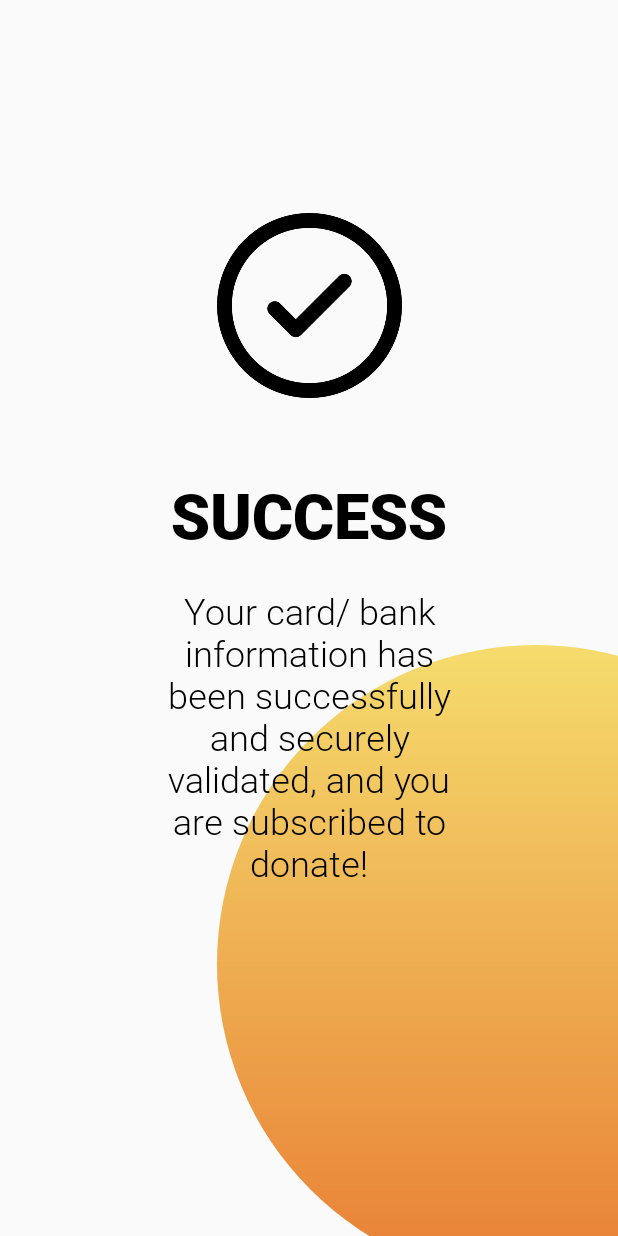
After one commit to collisior/TwoBits, an Android app: the plaidsuccess screen opened directly, with no data from a screen before it, on a phone screen of 412 x 824 dp. The commit adds this screen. Run offline under Robolectric (Android 15) with nearby library versions, the phone set to English and light mode, and no system bars; Roboto replaces fonts that are not available here.

Commit message:
created success page for post plaid connection

```diff
--- a/app/src/main/AndroidManifest.xml
+++ b/app/src/main/AndroidManifest.xml
@@ -1,18 +1,19 @@
 <?xml version="1.0" encoding="utf-8"?>
 <manifest xmlns:android="http://schemas.android.com/apk/res/android"
     package="com.example.a2bits">
+
     <uses-permission android:name="android.permission.INTERNET" />
 
     <application
         android:allowBackup="true"
         android:icon="@mipmap/ic_launcher"
         android:label="@string/app_name"
+        android:networkSecurityConfig="@xml/network_security_config"
         android:roundIcon="@mipmap/ic_launcher_round"
         android:supportsRtl="true"
-        android:networkSecurityConfig="@xml/network_security_config"
-
         android:theme="@style/AppTheme">
-        <activity android:name=".bankcardinfo"></activity>
+        <activity android:name=".plaidsuccess"></activity>
+        <activity android:name=".bankcardinfo" />
         <activity android:name=".ui.login.categoriesActivity" />
         <activity android:name=".main" />
         <activity
@@ -33,7 +34,8 @@
                 <category android:name="android.intent.category.LAUNCHER" />
             </intent-filter>
         </activity>
-        <activity android:name=".ui.login.postRegInst"
+        <activity
+            android:name=".ui.login.postRegInst"
             android:label="Steps">
             <intent-filter>
                 <action android:name="android.intent.action.MAIN" />
@@ -50,7 +52,6 @@
                 <category android:name="android.intent.category.LAUNCHER" />
             </intent-filter>
         </activity>
-
         <activity
             android:name=".ui.login.profileActivity"
             android:label="Profile">
@@ -64,8 +65,10 @@
         <meta-data
             android:name="preloaded_fonts"
             android:resource="@array/preloaded_fonts" />
-        <uses-library android:name="org.apache.http.legacy" android:required="false"/>
 
+        <uses-library
+            android:name="org.apache.http.legacy"
+            android:required="false" />
     </application>
 
 </manifest>
--- /dev/null
+++ b/app/src/main/java/com/example/a2bits/plaidsuccess.java
@@ -0,0 +1,14 @@
+package com.example.a2bits;
+
+import androidx.appcompat.app.AppCompatActivity;
+
+import android.os.Bundle;
+
+public class plaidsuccess extends AppCompatActivity {
+
+    @Override
+    protected void onCreate(Bundle savedInstanceState) {
+        super.onCreate(savedInstanceState);
+        setContentView(R.layout.activity_plaidsuccess);
+    }
+}
--- /dev/null
+++ b/app/src/main/res/layout/activity_plaidsuccess.xml
@@ -0,0 +1,66 @@
+<?xml version="1.0" encoding="utf-8"?>
+<androidx.constraintlayout.widget.ConstraintLayout xmlns:android="http://schemas.android.com/apk/res/android"
+    xmlns:app="http://schemas.android.com/apk/res-auto"
+    xmlns:tools="http://schemas.android.com/tools"
+    android:layout_width="match_parent"
+    android:layout_height="match_parent"
+    tools:context=".plaidsuccess">
+
+    <ImageView
+        android:id="@+id/imageView8"
+        android:layout_width="425dp"
+        android:layout_height="485dp"
+        android:layout_marginStart="300dp"
+        android:layout_marginTop="400dp"
+        android:layout_marginEnd="32dp"
+        android:src="@drawable/circle"
+        app:layout_constraintBottom_toBottomOf="parent"
+        app:layout_constraintEnd_toEndOf="parent"
+        app:layout_constraintHorizontal_bias="0.45"
+        app:layout_constraintStart_toStartOf="parent"
+        app:layout_constraintTop_toTopOf="parent"
+        app:layout_constraintVertical_bias="0.0" />
+
+    <ImageView
+        android:id="@+id/imageView9"
+        android:layout_width="175dp"
+        android:layout_height="123dp"
+        android:layout_marginStart="24dp"
+        android:layout_marginTop="142dp"
+        android:layout_marginEnd="24dp"
+        android:src="@drawable/check"
+        app:layout_constraintBottom_toBottomOf="parent"
+        app:layout_constraintEnd_toEndOf="parent"
+        app:layout_constraintStart_toStartOf="parent"
+        app:layout_constraintTop_toTopOf="parent"
+        app:layout_constraintVertical_bias="0.0" />
+
+    <TextView
+        android:id="@+id/textView9"
+        android:layout_width="wrap_content"
+        android:layout_height="wrap_content"
+        android:fontFamily="@font/roboto_black"
+        android:text="@string/plaidsuccess"
+        android:textColor="@android:color/black"
+        android:textSize="42sp"
+        app:layout_constraintBottom_toBottomOf="parent"
+        app:layout_constraintEnd_toEndOf="parent"
+        app:layout_constraintStart_toStartOf="parent"
+        app:layout_constraintTop_toTopOf="parent"
+        app:layout_constraintVertical_bias="0.41000003" />
+
+    <TextView
+        android:id="@+id/textView10"
+        android:layout_width="194dp"
+        android:layout_height="214dp"
+        android:fontFamily="@font/roboto_light"
+        android:text="@string/plaidsuccessdesc"
+        android:textAlignment="center"
+        android:textColor="@android:color/black"
+        android:textSize="24sp"
+        app:layout_constraintBottom_toBottomOf="parent"
+        app:layout_constraintEnd_toEndOf="parent"
+        app:layout_constraintStart_toStartOf="parent"
+        app:layout_constraintTop_toTopOf="parent"
+        app:layout_constraintVertical_bias="0.64" />
+</androidx.constraintlayout.widget.ConstraintLayout>
--- a/app/src/main/res/values/strings.xml
+++ b/app/src/main/res/values/strings.xml
@@ -47,5 +47,8 @@
     <string name="step2">Enter card or bank information.</string>
     <string name="step2desc">Enter the card and/or bank account you would like to donate money from.
     All your information will be kept secure!</string>
+    <string name="plaidsuccess">SUCCESS</string>
+    <string name="plaidsuccessdesc">Your card/ bank information has been successfully and securely validated,
+    and you are subscribed to donate!</string>
 
 </resources>
```
Also changed, not shown: app/src/main/res/drawable-v24/check.png (added).
